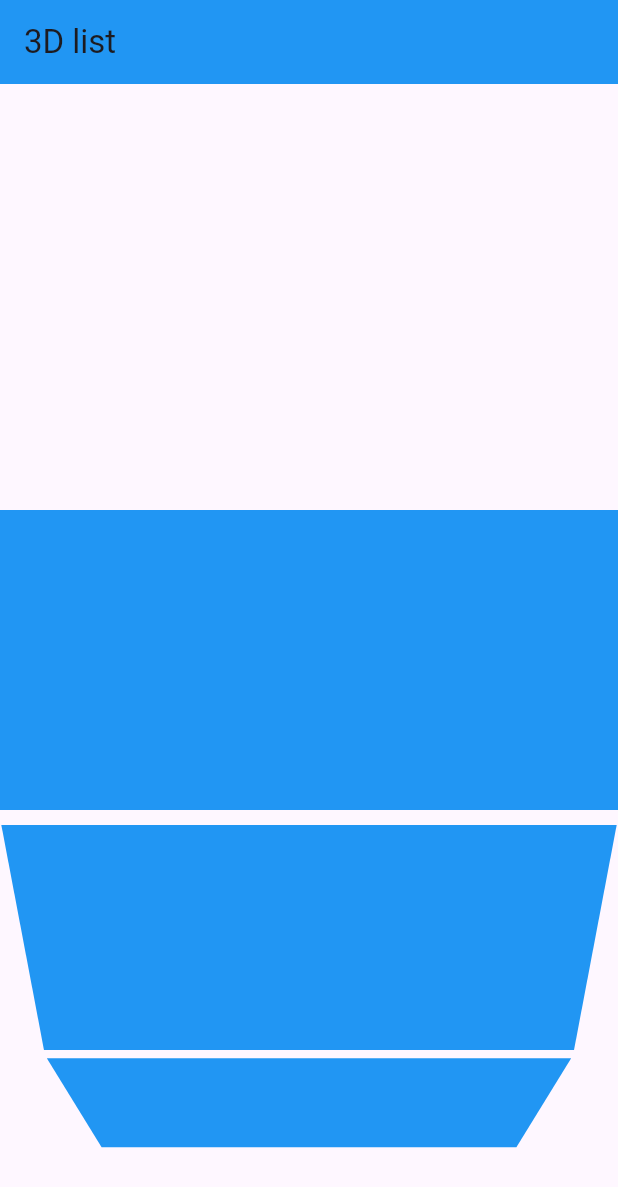
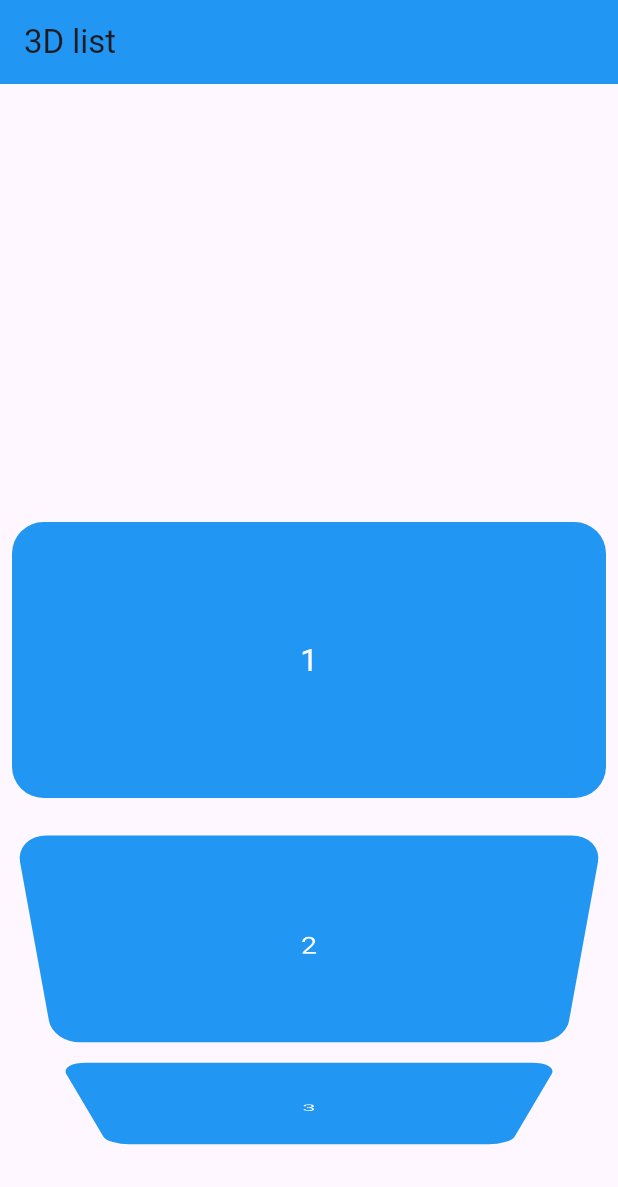
Before and after one commit to bhavin100803/flutter_widget, a Flutter app: the screen it shows after launch, on a phone screen of 412 x 824 dp. Shown: the top 1187 px of the screen. Run offline on Flutter 3.47's test engine with Material 3 defaults, Android fonts, the phone set to English and light mode, and no system bars; our stand-ins replace font_awesome_flutter; missing offline and left inert: dart:ffi.

Commit message:
listview update

```diff
--- a/lib/Widget/List_Wheel.dart
+++ b/lib/Widget/List_Wheel.dart
@@ -23,13 +23,22 @@ class _List_WheelWidgetState extends State<List_WheelWidget> {
           title: Text("3D list"),
           backgroundColor: Colors.blue,
         ),
-        body:ListWheelScrollView(
-          itemExtent: 200,
-          children: arrIndex.map((Value) =>  Container(
-            width: double.infinity,
-            color: Colors.blue,
-          )).toList(),
+        body:Center(
+          child: ListWheelScrollView(
+            itemExtent: 200,
+            children: arrIndex.map((Value) =>  Padding(
+              padding: const EdgeInsets.all(8.0),
+              child: Container(
+                child: Center(child: Text('$Value',style: TextStyle(fontSize: 21,color: Colors.white),)),
+                decoration: BoxDecoration(
+                  color: Colors.blue,
+                  borderRadius: BorderRadius.circular(21)
+                ),
+                width: double.infinity,
+              ),
+            )).toList(),
 
+          ),
         )
     );
   }
```
